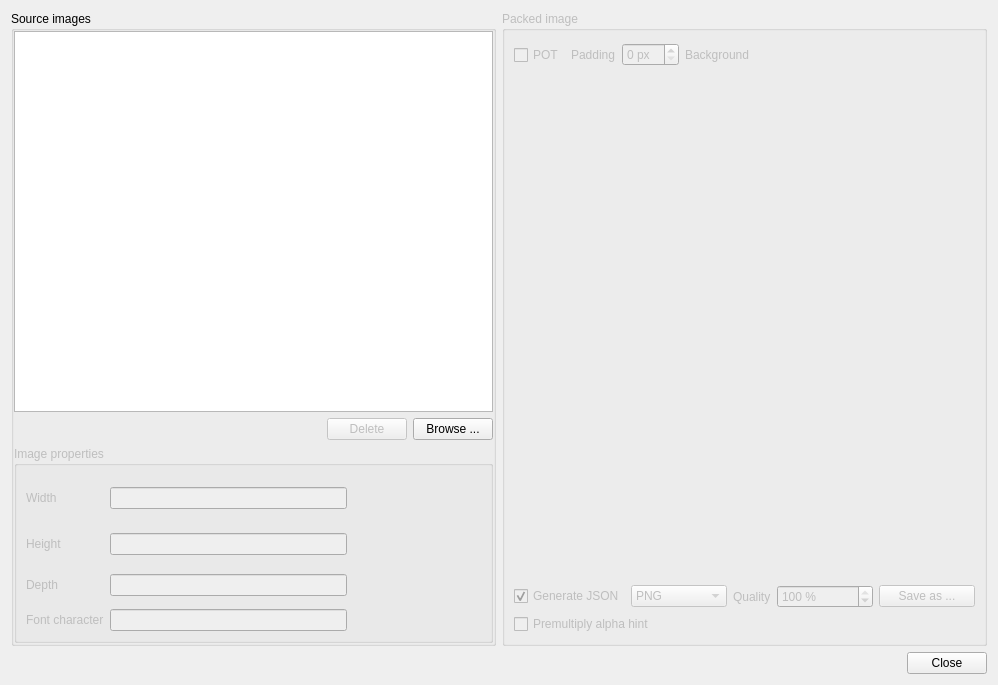
Before: the Qt Designer form editor/gui/dlgimgpack.ui in ensisoft/detonator, drawn with Qt 5.
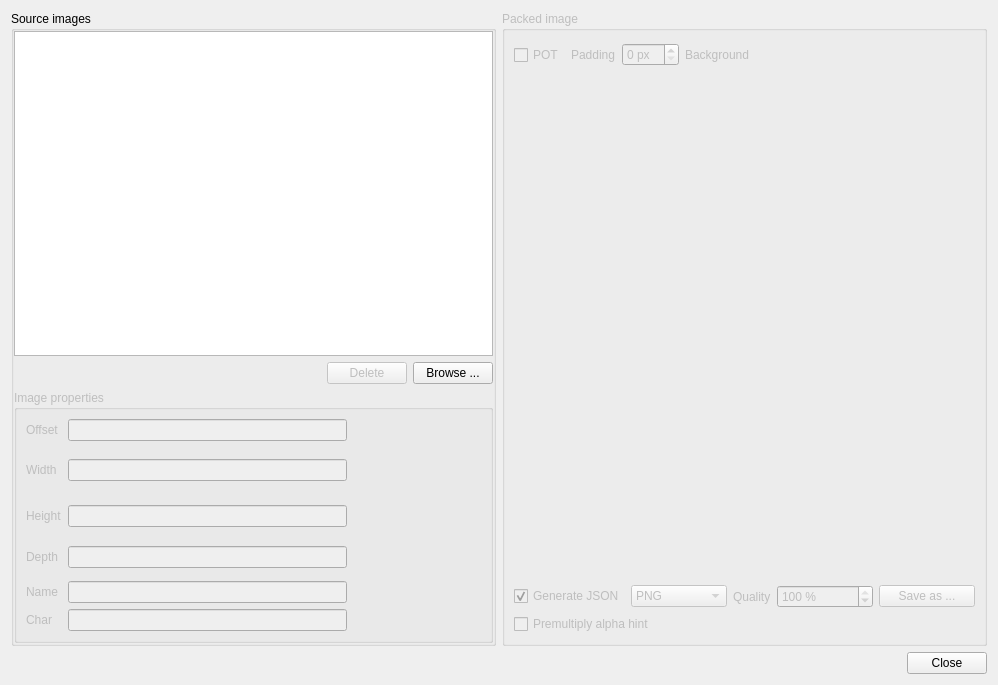
After: the same form once the commit is applied. Icons and pictures are not drawn. Custom widgets are drawn as their Qt base class.

Commit message:
Add support for JSON image packs in image packer in editor
Add support for JSON image packs in image packer in editor. This is
dog-fooding on itself, i.e. this change allows the image packer to
load the image pack JSON file it has produced itself (which allows
convenient repacking) but also this allows things such as repacking
content coming from the SVG exporter (or the tile mapper).

```diff
--- a/editor/gui/dlgimgpack.ui
+++ b/editor/gui/dlgimgpack.ui
@@ -42,7 +42,17 @@
          <number>0</number>
         </property>
         <item>
-         <widget class="QListWidget" name="listWidget"/>
+         <widget class="QListWidget" name="listWidget">
+          <property name="editTriggers">
+           <set>QAbstractItemView::NoEditTriggers</set>
+          </property>
+          <property name="selectionBehavior">
+           <enum>QAbstractItemView::SelectRows</enum>
+          </property>
+          <property name="textElideMode">
+           <enum>Qt::ElideMiddle</enum>
+          </property>
+         </widget>
         </item>
         <item>
          <layout class="QHBoxLayout" name="horizontalLayout_3">
@@ -87,24 +97,51 @@
            <string>Image properties</string>
           </property>
           <layout class="QGridLayout" name="gridLayout">
-           <item row="0" column="0">
-            <widget class="QLabel" name="label_36">
+           <item row="4" column="0">
+            <widget class="QLabel" name="label_38">
              <property name="text">
-              <string>Width</string>
+              <string>Depth</string>
+             </property>
+            </widget>
+           </item>
+           <item row="6" column="1">
+            <widget class="QLineEdit" name="glyphIndex">
+             <property name="sizePolicy">
+              <sizepolicy hsizetype="MinimumExpanding" vsizetype="Fixed">
+               <horstretch>0</horstretch>
+               <verstretch>0</verstretch>
+              </sizepolicy>
+             </property>
+            </widget>
+           </item>
+           <item row="5" column="0">
+            <widget class="QLabel" name="label_6">
+             <property name="text">
+              <string>Name</string>
              </property>
             </widget>
            </item>
            <item row="1" column="0">
-            <widget class="QLabel" name="label_37">
+            <widget class="QLabel" name="label_5">
              <property name="text">
-              <string>Height</string>
+              <string>Offset</string>
              </property>
             </widget>
            </item>
-           <item row="0" column="1">
+           <item row="5" column="1">
+            <widget class="QLineEdit" name="imgName">
+             <property name="sizePolicy">
+              <sizepolicy hsizetype="MinimumExpanding" vsizetype="Fixed">
+               <horstretch>0</horstretch>
+               <verstretch>0</verstretch>
+              </sizepolicy>
+             </property>
+            </widget>
+           </item>
+           <item row="2" column="1">
             <widget class="QLineEdit" name="lblImageWidth">
              <property name="sizePolicy">
-              <sizepolicy hsizetype="Minimum" vsizetype="Fixed">
+              <sizepolicy hsizetype="MinimumExpanding" vsizetype="Fixed">
                <horstretch>0</horstretch>
                <verstretch>0</verstretch>
               </sizepolicy>
@@ -114,7 +151,21 @@
              </property>
             </widget>
            </item>
-           <item row="0" column="2" rowspan="3">
+           <item row="6" column="0">
+            <widget class="QLabel" name="label_3">
+             <property name="text">
+              <string>Char</string>
+             </property>
+            </widget>
+           </item>
+           <item row="2" column="0">
+            <widget class="QLabel" name="label_36">
+             <property name="text">
+              <string>Width</string>
+             </property>
+            </widget>
+           </item>
+           <item row="2" column="2" rowspan="3">
             <widget class="QLabel" name="lblImagePreview">
              <property name="minimumSize">
               <size>
@@ -136,10 +187,10 @@
              </property>
             </widget>
            </item>
-           <item row="2" column="1">
+           <item row="4" column="1">
             <widget class="QLineEdit" name="lblImageDepth">
              <property name="sizePolicy">
-              <sizepolicy hsizetype="Minimum" vsizetype="Fixed">
+              <sizepolicy hsizetype="MinimumExpanding" vsizetype="Fixed">
                <horstretch>0</horstretch>
                <verstretch>0</verstretch>
               </sizepolicy>
@@ -152,17 +203,23 @@
              </property>
             </widget>
            </item>
-           <item row="2" column="0">
-            <widget class="QLabel" name="label_38">
-             <property name="text">
-              <string>Depth</string>
-             </property>
-            </widget>
-           </item>
            <item row="1" column="1">
+            <widget class="QLineEdit" name="lblImageOffset">
+             <property name="sizePolicy">
+              <sizepolicy hsizetype="MinimumExpanding" vsizetype="Fixed">
+               <horstretch>0</horstretch>
+               <verstretch>0</verstretch>
+              </sizepolicy>
+             </property>
+             <property name="readOnly">
+              <bool>true</bool>
+             </property>
+            </widget>
+           </item>
+           <item row="3" column="1">
             <widget class="QLineEdit" name="lblImageHeight">
              <property name="sizePolicy">
-              <sizepolicy hsizetype="Minimum" vsizetype="Fixed">
+              <sizepolicy hsizetype="MinimumExpanding" vsizetype="Fixed">
                <horstretch>0</horstretch>
                <verstretch>0</verstretch>
               </sizepolicy>
@@ -176,19 +233,9 @@
             </widget>
            </item>
            <item row="3" column="0">
-            <widget class="QLabel" name="label_3">
+            <widget class="QLabel" name="label_37">
              <property name="text">
-              <string>Font character</string>
-             </property>
-            </widget>
-           </item>
-           <item row="3" column="1">
-            <widget class="QLineEdit" name="glyphIndex">
-             <property name="sizePolicy">
-              <sizepolicy hsizetype="MinimumExpanding" vsizetype="Fixed">
-               <horstretch>0</horstretch>
-               <verstretch>0</verstretch>
-              </sizepolicy>
+              <string>Height</string>
              </property>
             </widget>
            </item>
```
The commit also changes 3 other files.
